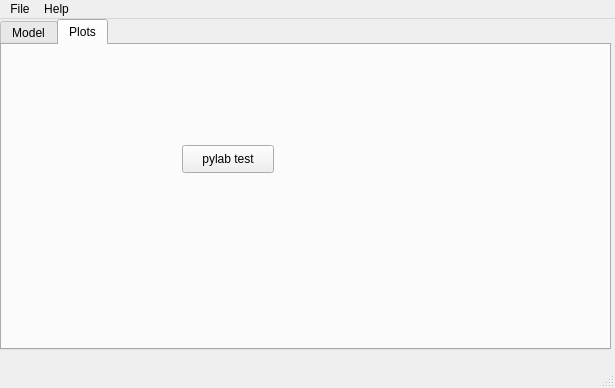
This is neuronvisio/neuronvisio.ui in mattions/neuronvisio as Qt 5 draws it before an edit. The edited form follows.
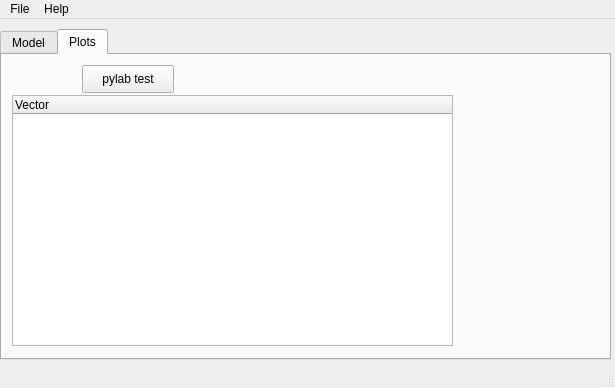
This is the edited form. The open tabs and pages were chosen to show the change. Custom widgets are drawn as their Qt base class.

Commit message: Treeviev populated with the vector

```diff
--- a/neuronvisio/neuronvisio.ui
+++ b/neuronvisio/neuronvisio.ui
@@ -18,7 +18,7 @@
     <property name="geometry">
      <rect>
       <x>0</x>
-      <y>0</y>
+      <y>10</y>
       <width>611</width>
       <height>331</height>
      </rect>
@@ -307,8 +307,8 @@
      <widget class="QPushButton" name="pylab_test">
       <property name="geometry">
        <rect>
-        <x>180</x>
-        <y>100</y>
+        <x>80</x>
+        <y>10</y>
         <width>92</width>
         <height>28</height>
        </rect>
@@ -317,6 +317,24 @@
        <string>pylab test</string>
       </property>
      </widget>
+     <widget class="QTreeWidget" name="treeWidget">
+      <property name="geometry">
+       <rect>
+        <x>10</x>
+        <y>40</y>
+        <width>441</width>
+        <height>251</height>
+       </rect>
+      </property>
+      <property name="columnCount">
+       <number>1</number>
+      </property>
+      <column>
+       <property name="text">
+        <string>Vector</string>
+       </property>
+      </column>
+     </widget>
     </widget>
    </widget>
   </widget>
```
Left out of the diff: 2 changed lines with no effect on the pictures. The commit also changes 1 other file.
